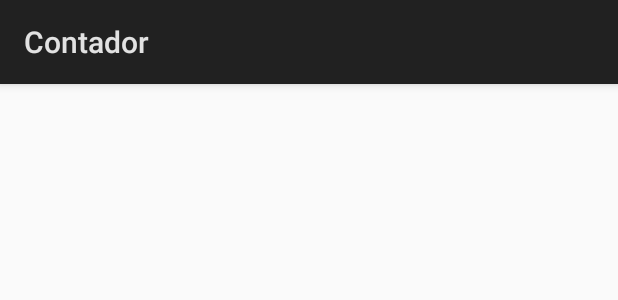
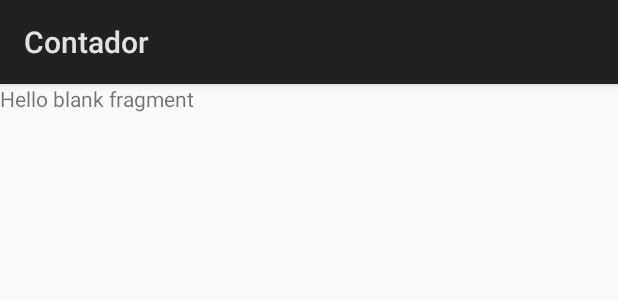
Before and after one commit to jfpsb/Contador, an Android app: the layout fragment_tela_produto.xml on its own in the app's theme, with its tools: preview values and no code run, on a phone screen of 412 x 824 dp. Shown: the top 300 px of the screen. Run offline under Robolectric (Android 15) with nearby library versions, the phone set to English and light mode, and no system bars.

Commit message:
Fragment TelaProduto

```diff
--- a/app/src/main/res/layout/activity_tela_produto.xml
+++ /dev/null
@@ -1,6 +0,0 @@
-<android.support.v4.view.ViewPager xmlns:android="http://schemas.android.com/apk/res/android"
-    xmlns:tools="http://schemas.android.com/tools"
-    android:id="@+id/container"
-    android:layout_width="match_parent"
-    android:layout_height="match_parent"
-    tools:context="com.vandamodaintima.jfpsb.contador.TelaProduto" />
--- a/app/src/main/res/layout/fragment_tela_produto.xml
+++ b/app/src/main/res/layout/fragment_tela_produto.xml
@@ -1,22 +1,13 @@
-<android.support.constraint.ConstraintLayout xmlns:android="http://schemas.android.com/apk/res/android"
-    xmlns:app="http://schemas.android.com/apk/res-auto"
+<FrameLayout xmlns:android="http://schemas.android.com/apk/res/android"
     xmlns:tools="http://schemas.android.com/tools"
-    android:id="@+id/constraintLayout"
     android:layout_width="match_parent"
     android:layout_height="match_parent"
-    tools:context="com.vandamodaintima.jfpsb.contador.TelaProduto$PlaceholderFragment">
+    tools:context="com.vandamodaintima.jfpsb.contador.TelaProduto">
 
+    <!-- TODO: Update blank fragment layout -->
     <TextView
-        android:id="@+id/section_label"
-        android:layout_width="wrap_content"
-        android:layout_height="wrap_content"
-        android:layout_marginBottom="@dimen/activity_vertical_margin"
-        android:layout_marginEnd="@dimen/activity_horizontal_margin"
-        android:layout_marginStart="@dimen/activity_horizontal_margin"
-        android:layout_marginTop="@dimen/activity_vertical_margin"
-        app:layout_constraintLeft_toLeftOf="parent"
-        app:layout_constraintTop_toTopOf="@+id/constraintLayout"
-        tools:layout_constraintLeft_creator="1"
-        tools:layout_constraintTop_creator="1" />
+        android:layout_width="match_parent"
+        android:layout_height="match_parent"
+        android:text="@string/hello_blank_fragment" />
 
-</android.support.constraint.ConstraintLayout>
+</FrameLayout>
--- a/app/src/main/res/values/strings.xml
+++ b/app/src/main/res/values/strings.xml
@@ -3,4 +3,9 @@
     <string name="title_activity_tela_produto">TelaProduto</string>
     <string name="action_settings">Settings</string>
     <string name="section_format">Hello World from section: %1$d</string>
+    <string name="title_activity_cadastro_produto">CadastroProduto</string>
+    <string name="title_activity_pesquisa_produto">PesquisaProduto</string>
+
+    <!-- TODO: Remove or change this placeholder text -->
+    <string name="hello_blank_fragment">Hello blank fragment</string>
 </resources>
```
Also changed, not shown: app/src/main/java/com/vandamodaintima/jfpsb/contador/MainActivity.java (+35 -2 lines), app/src/main/java/com/vandamodaintima/jfpsb/contador/TelaProduto.java (added, +32 -0 lines).
